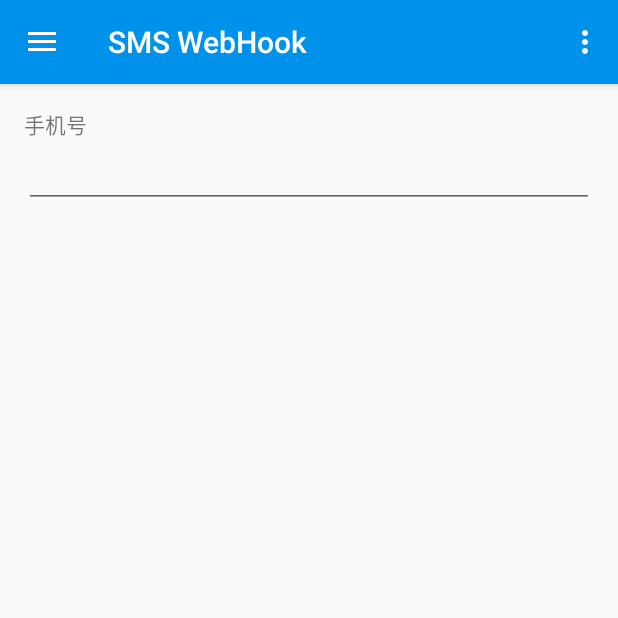
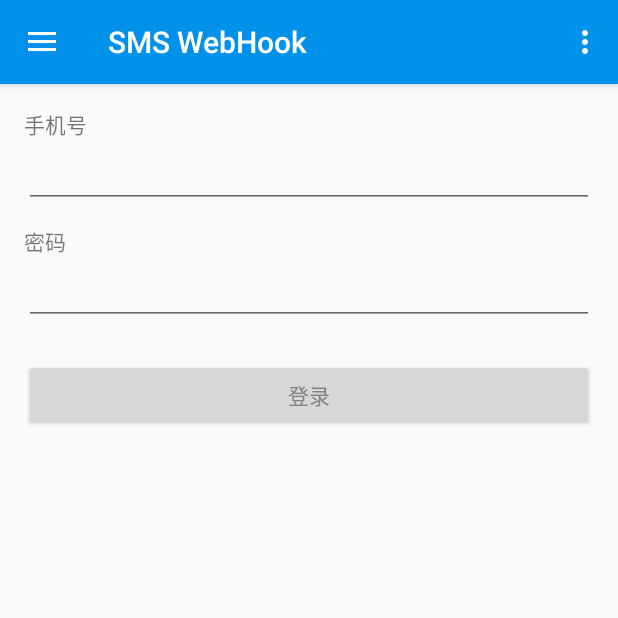
Before and after one commit to Zneiat/MsgWebhook, an Android app: the fragment FragmentSmsWebhook placed in its activity, on a phone screen of 412 x 824 dp, the top half of it. Run offline under Robolectric (Android 15) with nearby library versions, the light colour scheme and no system bars.

Commit message:
Today is 3.9

```diff
--- /dev/null
+++ b/app/src/main/java/com/qwqaq/msgwebhook/Fragment/FragmentHome.java
@@ -0,0 +1,29 @@
+package com.qwqaq.msgwebhook.Fragment;
+
+import android.os.Bundle;
+import android.support.annotation.Nullable;
+import android.support.design.widget.NavigationView;
+import android.support.v4.app.Fragment;
+import android.support.v4.widget.DrawerLayout;
+import android.view.LayoutInflater;
+import android.view.View;
+import android.view.ViewGroup;
+import android.widget.EditText;
+
+import com.qwqaq.msgwebhook.R;
+
+/**
+ * Created by Zneia on 2017/3/5.
+ */
+
+public class FragmentHome extends Fragment {
+
+    @Nullable
+    @Override
+    public View onCreateView(LayoutInflater inflater, @Nullable ViewGroup container, @Nullable Bundle savedInstanceState) {
+        View view  =  inflater.inflate(R.layout.fragment_home, container, false);
+        getActivity().setTitle(R.string.app_name); // 设置标题
+        ((NavigationView) getActivity().findViewById(R.id.nav_view)).setCheckedItem(R.id.nav_home); // 侧滑菜单选中
+        return view;
+    }
+}
--- a/app/src/main/java/com/qwqaq/msgwebhook/Fragment/FragmentSmsWebhook.java
+++ b/app/src/main/java/com/qwqaq/msgwebhook/Fragment/FragmentSmsWebhook.java
@@ -2,11 +2,14 @@
 
 import android.os.Bundle;
 import android.support.annotation.Nullable;
+import android.support.design.widget.NavigationView;
 import android.support.v4.app.Fragment;
 import android.view.LayoutInflater;
 import android.view.View;
 import android.view.ViewGroup;
+import android.widget.Button;
 import android.widget.EditText;
+import android.widget.RelativeLayout;
 
 import com.qwqaq.msgwebhook.R;
 
@@ -16,21 +19,56 @@
 
 public class FragmentSmsWebhook extends Fragment {
 
+    private View view;
     private EditText loginInputUser;
+    private EditText loginInputPassword;
+    private Button loginBtn;
 
     @Nullable
     @Override
     public View onCreateView(LayoutInflater inflater, @Nullable ViewGroup container, @Nullable Bundle savedInstanceState) {
-        View view  =  inflater.inflate(R.layout.fragment_sms_webhook, container, false);
         getActivity().setTitle(R.string.frag_sms_webhook); // 设置标题
+        ((NavigationView) getActivity().findViewById(R.id.nav_view)).setCheckedItem(R.id.nav_sms_webhook); // 侧滑菜单选中
+
+        view  =  inflater.inflate(R.layout.fragment_sms_webhook, container, false);
         loginInputUser = (EditText) view.findViewById(R.id.loginInputUser);
+        loginInputPassword = (EditText) view.findViewById(R.id.loginInputPassword);
+
+        // 第一种方式
+        loginBtn = (Button)view.findViewById(R.id.loginBtn);//获取按钮资源
+        loginBtn.setOnClickListener(new Button.OnClickListener(){//创建监听
+            public void onClick(View view) {
+                loginBtn(view);
+            }
+
+        });
         return view;
     }
 
     /**
      * 登录按钮操作
      */
-    public void loginBtn(){
+    public void loginBtn(View view){
+        loadingUi("show");
+    }
 
+    /**
+     * 控制加载UI
+     * @param type 改变状态
+     */
+    public void loadingUi(String type){
+        RelativeLayout loginForm = (RelativeLayout) view.findViewById(R.id.loginForm);
+        RelativeLayout loading = (RelativeLayout) view.findViewById(R.id.loginLoading);
+        if(type.equals("show")){
+            // 显示加载
+            loading.setVisibility(View.VISIBLE);
+            // 隐藏登录界面
+            loginForm.setVisibility(View.INVISIBLE);
+        }else if(type.equals("hide")){
+            // 隐藏加载
+            loading.setVisibility(View.INVISIBLE);
+            // 显示登录界面
+            loginForm.setVisibility(View.VISIBLE);
+        }
     }
 }
--- a/app/src/main/java/com/qwqaq/msgwebhook/MainActivity.java
+++ b/app/src/main/java/com/qwqaq/msgwebhook/MainActivity.java
@@ -1,10 +1,13 @@
 package com.qwqaq.msgwebhook;
 
 import android.content.Context;
+import android.content.Intent;
+import android.os.Build;
 import android.os.Bundle;
 import android.support.design.widget.FloatingActionButton;
 import android.support.design.widget.Snackbar;
 import android.support.v4.app.FragmentManager;
+import android.util.Log;
 import android.view.View;
 import android.support.design.widget.NavigationView;
 import android.support.v4.view.GravityCompat;
@@ -15,12 +18,15 @@
 import android.view.Menu;
 import android.view.MenuItem;
 
-import com.qwqaq.msgwebhook.Fragment.FragmentSmsWebhook;
+import com.qwqaq.msgwebhook.Fragment.*;
 
 public class MainActivity extends AppCompatActivity implements NavigationView.OnNavigationItemSelectedListener {
 
     private Context context;
+    private boolean firstOnCreate = true;
+    private int mainContent;
     private FragmentManager fm;
+    private FragmentHome fmHome;
     private FragmentSmsWebhook fmSmshook;
 
     @Override
@@ -32,8 +38,10 @@
         setSupportActionBar(toolbar);
         // 初始化变量
         context = this;
+        mainContent = R.id.main_content;
         fm = getSupportFragmentManager(); // FragmentManager
         // 可爱的 Frag 们
+        fmHome = new FragmentHome();
         fmSmshook = new FragmentSmsWebhook();
         // 悬浮按钮
         /*FloatingActionButton fab = (FloatingActionButton) findViewById(R.id.fab);
@@ -53,6 +61,15 @@
         // 侧滑菜单视图
         NavigationView navigationView = (NavigationView) findViewById(R.id.nav_view);
         navigationView.setNavigationItemSelectedListener(this);
+
+
+        fm.beginTransaction().replace(mainContent, fmHome).commit();
+        /*Log.i("哈哈哈",fm.getClass().getName());*/
+        /**
+         * [NOTICE] fm.beginTransaction().addToBackStack(null).replace(mainContent, fmHome).commit();
+         * .addToBackStack(null) 在程序最开始运行时就不必用了 不然想退出程序 必须按两次返回键 ┌(。Д。)┐
+         * BackStack 返回栈
+         */
     }
 
     /**
@@ -66,8 +83,6 @@
         } else {
             super.onBackPressed();
         }
-        // 设置标题
-        this.setTitle(R.string.app_name);
     }
 
     @Override
@@ -98,8 +113,10 @@
         // Handle navigation view item clicks here.
         int id = item.getItemId();
 
-        if (id == R.id.nav_sms_webhook) {
-            fm.beginTransaction().addToBackStack(null).replace(R.id.main_content, fmSmshook).commit();
+        if (id == R.id.nav_home){
+            fm.beginTransaction().replace(mainContent, fmHome).commit();
+        } else if (id == R.id.nav_sms_webhook) {
+            fm.beginTransaction().replace(mainContent, fmSmshook).commit();
         }/* else if (id == R.id.nav_gallery) {
 
         } else if (id == R.id.nav_slideshow) {
--- /dev/null
+++ b/app/src/main/res/layout/fragment_home.xml
@@ -0,0 +1,6 @@
+<?xml version="1.0" encoding="utf-8"?>
+<LinearLayout xmlns:android="http://schemas.android.com/apk/res/android"
+    android:orientation="vertical" android:layout_width="match_parent"
+    android:layout_height="match_parent">
+
+</LinearLayout>
--- a/app/src/main/res/layout/fragment_sms_webhook.xml
+++ b/app/src/main/res/layout/fragment_sms_webhook.xml
@@ -1,8 +1,17 @@
 <?xml version="1.0" encoding="utf-8"?>
 <LinearLayout xmlns:android="http://schemas.android.com/apk/res/android"
+    xmlns:tools="http://schemas.android.com/tools"
     android:orientation="vertical" android:layout_width="match_parent"
-    android:layout_height="match_parent">
+    android:layout_height="match_parent"
+    android:weightSum="1">
 
+    <RelativeLayout
+        android:layout_width="match_parent"
+        android:layout_height="wrap_content"
+        android:visibility="visible"
+        android:id="@+id/loginForm" >
+
+        <!-- loginInputUser -->
         <TextView
             android:text="@string/frag_sms_webhook_input_user"
             android:layout_width="match_parent"
@@ -16,5 +25,64 @@
             android:inputType="textPersonName"
             android:text=""
             android:ems="10"
-        android:id="@+id/loginInputUser" />
+            android:id="@+id/loginInputUser"
+            android:layout_marginBottom="5pt"
+            android:layout_below="@+id/loginInputUserLabel" />
+
+        <!-- loginInputPassword -->
+        <TextView
+            android:text="@string/frag_sms_webhook_input_password"
+            android:layout_width="match_parent"
+            android:layout_height="wrap_content"
+            android:id="@+id/loginInputPasswordLabel"
+            android:labelFor="@+id/loginInputPassword"
+            android:layout_below="@+id/loginInputUser" />
+
+        <EditText
+            android:layout_width="match_parent"
+            android:layout_height="wrap_content"
+            android:inputType="textPassword"
+            android:ems="10"
+            android:id="@+id/loginInputPassword"
+            android:layout_marginBottom="5pt"
+            android:layout_below="@+id/loginInputPasswordLabel" />
+
+        <!-- loginBtn -->
+        <Button
+            android:text="@string/frag_sms_webhook_login_btn"
+            android:layout_width="match_parent"
+            android:layout_height="wrap_content"
+            android:id="@+id/loginBtn"
+            android:layout_marginTop="5pt"
+            android:layout_below="@+id/loginInputPassword" />
+    </RelativeLayout>
+
+    <!-- login Loading 动画 -->
+    <!-- android:visibility="invisible" 关于显示和隐藏：http://blog.csdn.net/dao_1990/article/details/46809547-->
+    <RelativeLayout
+        android:layout_width="match_parent"
+        android:layout_height="wrap_content"
+        android:paddingLeft="10dp"
+        android:paddingRight="10dp"
+        android:paddingTop="20dp"
+        android:paddingBottom="20dp"
+        android:visibility="invisible"
+        android:id="@+id/loginLoading">
+
+        <ProgressBar
+            style="?android:attr/progressBarStyle"
+            android:layout_height="wrap_content"
+            android:id="@+id/loginLoadingProgressBar"
+            android:layout_width="match_parent" />
+
+        <TextView
+            android:text="@string/frag_sms_webhook_login_loading_text"
+            android:layout_width="match_parent"
+            android:layout_height="wrap_content"
+            android:id="@+id/loginLoadingText"
+            android:gravity="center"
+            android:layout_below="@+id/loginLoadingProgressBar"
+            android:layout_marginTop="15dp" />
+    </RelativeLayout>
+
 </LinearLayout>
--- a/app/src/main/res/layout/nav_header_main.xml
+++ b/app/src/main/res/layout/nav_header_main.xml
@@ -30,6 +30,6 @@
         android:id="@+id/textView"
         android:layout_width="wrap_content"
         android:layout_height="wrap_content"
-        android:text="android.studio@android.com" />
+        android:text="收到消息自动发送给服务器" />
 
 </LinearLayout>
--- a/app/src/main/res/menu/activity_main_drawer.xml
+++ b/app/src/main/res/menu/activity_main_drawer.xml
@@ -2,6 +2,11 @@
 <menu xmlns:android="http://schemas.android.com/apk/res/android">
 
     <group android:checkableBehavior="single">
+        <item
+            android:id="@+id/nav_home"
+            android:icon="@drawable/ic_menu_explore"
+            android:title="@string/menu_home" />
+
         <item
             android:id="@+id/nav_sms_webhook"
             android:icon="@drawable/ic_menu_message"
--- a/app/src/main/res/values/strings.xml
+++ b/app/src/main/res/values/strings.xml
@@ -13,5 +13,7 @@
     <string name="frag_sms_webhook">SMS WebHook</string>
     <string name="frag_sms_webhook_input_user">手机号</string>
     <string name="frag_sms_webhook_input_password">密码</string>
+    <string name="frag_sms_webhook_login_btn">登录</string>
+    <string name="frag_sms_webhook_login_loading_text">正在等待服务器响应</string>
 
 </resources>
```
Lines whose indentation alone changed are shown as unchanged.
